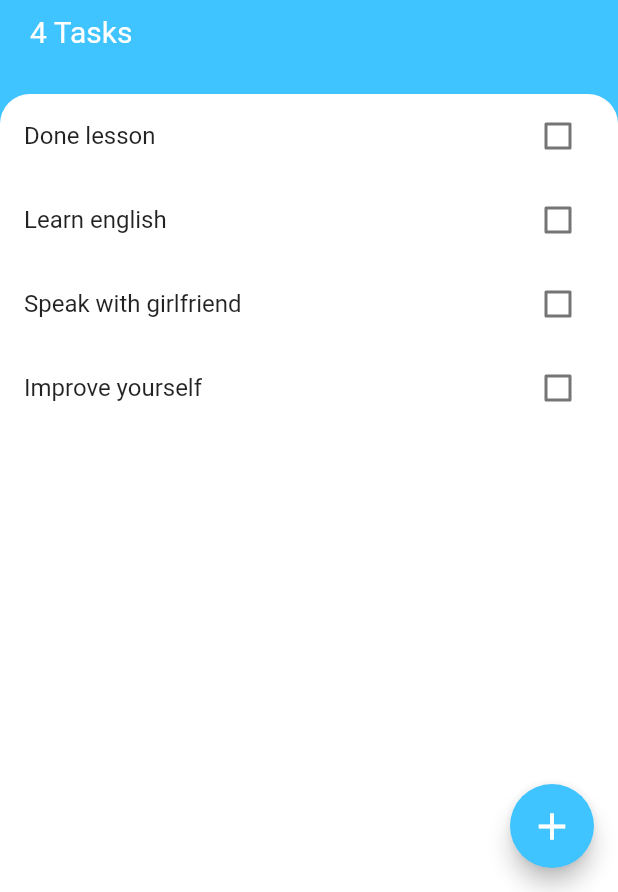
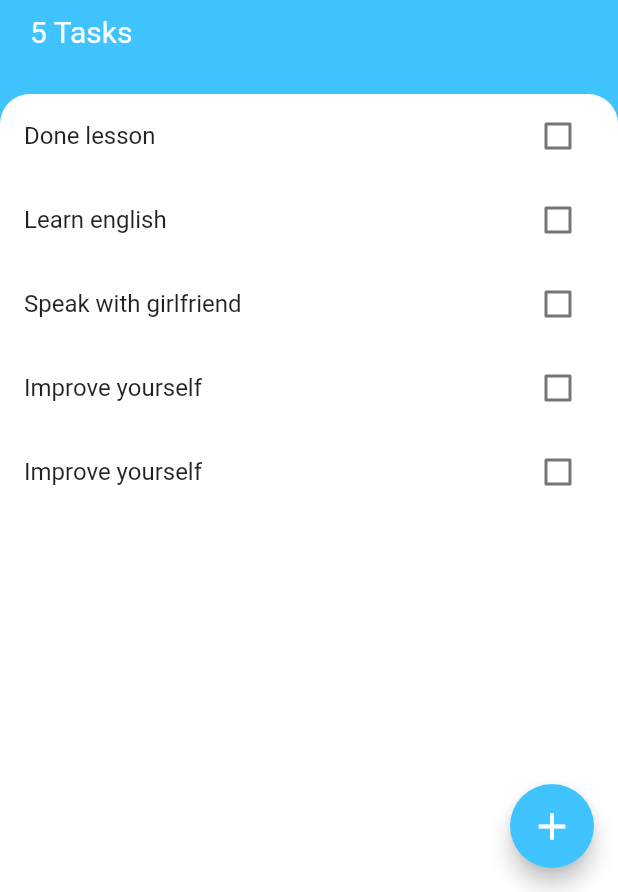
Before and after one commit to emreerkmen/todoey_flutter, a Flutter app: the screen it shows after launch, on a phone screen of 412 x 824 dp, the part 344-1236 px from its top. Run offline on Flutter 3.47's test engine with Material 2 defaults, Android fonts, the phone set to English and light mode, and no system bars.

```diff
--- a/lib/main.dart
+++ b/lib/main.dart
@@ -1,5 +1,7 @@
 import 'package:flutter/material.dart';
+import 'package:todoey_flutter/model/task_data.dart';
 import 'package:todoey_flutter/screens/tasks_screen.dart';
+import 'package:provider/provider.dart';
 
 void main() {
   runApp(MyApp());
@@ -8,8 +10,11 @@ void main() {
 class MyApp extends StatelessWidget {
   @override
   Widget build(BuildContext context) {
-    return MaterialApp(
-      home: TasksScreen(),
+    return ChangeNotifierProvider(
+      create: (context) => TaskData(),
+          child: MaterialApp(
+        home: TasksScreen(),
+      ),
     );
   }
 }
--- /dev/null
+++ b/lib/model/task_data.dart
@@ -0,0 +1,12 @@
+import 'package:flutter/foundation.dart';
+import 'package:todoey_flutter/model/task.dart';
+
+class TaskData extends ChangeNotifier {
+  final List<Task> tasks = [
+    Task(name: 'Done lesson'),
+    Task(name: 'Learn english'),
+    Task(name: 'Speak with girlfriend'),
+    Task(name: 'Improve yourself'),
+    Task(name: 'Improve yourself'),
+  ];
+}
--- a/lib/screens/tasks_screen.dart
+++ b/lib/screens/tasks_screen.dart
@@ -1,22 +1,11 @@
 import 'package:flutter/cupertino.dart';
 import 'package:flutter/material.dart';
-import 'package:todoey_flutter/model/task.dart';
+import 'package:todoey_flutter/model/task_data.dart';
 import 'package:todoey_flutter/widgets/tasks_list.dart';
+import 'package:todoey_flutter/screens/add_task_screen.dart';
+import 'package:provider/provider.dart';
 
-import 'package:todoey_flutter/screens/add_task_screen.dart';
-
-class TasksScreen extends StatefulWidget {
-  @override
-  _TasksScreenState createState() => _TasksScreenState();
-}
-
-class _TasksScreenState extends State<TasksScreen> {
-  final List<Task> tasks = [
-    Task(name: 'Done lesson'),
-    Task(name: 'Learn english'),
-    Task(name: 'Speak with girlfriend'),
-    Task(name: 'Improve yourself'),
-  ];
+class TasksScreen extends StatelessWidget {
 
   @override
   Widget build(BuildContext context) {
@@ -28,9 +17,9 @@ class _TasksScreenState extends State<TasksScreen> {
             context: context,
             builder: (context) => AddTaskScreen(
               addTaskCallback: (newTaskTitle) {
-                setState(() {
-                  tasks.add(Task(name: newTaskTitle));
-                });
+                // setState(() {
+                //   context.watch<TaskData>().tasks.add(Task(name: newTaskTitle));
+                // });
                 Navigator.pop(context);
               },
             ),
@@ -75,7 +64,7 @@ class _TasksScreenState extends State<TasksScreen> {
                   height: 10.0,
                 ),
                 Text(
-                  '${tasks.length} Tasks',
+                  '${context.watch<TaskData>().tasks.length} Tasks',
                   style: TextStyle(color: Colors.white, fontSize: 20.0),
                 ),
               ],
@@ -92,7 +81,7 @@ class _TasksScreenState extends State<TasksScreen> {
                   topRight: Radius.circular(20.0),
                 ),
               ),
-              child: TasksList(tasks: tasks),
+              child: TasksList(),
             ),
           ),
         ],
--- a/lib/widgets/tasks_list.dart
+++ b/lib/widgets/tasks_list.dart
@@ -1,32 +1,24 @@
 import 'package:flutter/material.dart';
-import 'package:todoey_flutter/model/task.dart';
 import 'package:todoey_flutter/widgets/task_tile.dart';
+import 'package:provider/provider.dart';
+import 'package:todoey_flutter/model/task_data.dart';
 
-class TasksList extends StatefulWidget {
-  TasksList({this.tasks});
-
-  final List<Task> tasks;
-
-  @override
-  _TasksListState createState() => _TasksListState();
-}
-
-class _TasksListState extends State<TasksList> {
+class TasksList extends StatelessWidget {
   @override
   Widget build(BuildContext context) {
     return ListView.builder(
       itemBuilder: (context, index) {
         return TaskTitle(
-          taskTitle: widget.tasks[index].name,
-          isChecked: widget.tasks[index].isDone,
+          taskTitle: context.watch<TaskData>().tasks[index].name,
+          isChecked: context.watch<TaskData>().tasks[index].isDone,
           checkboxCallback: (checkboxState) {
-            setState(() {
-              widget.tasks[index].toggleDone();
-            });
+            // setState(() {
+            //   widget.tasks[index].toggleDone();
+            // });
           },
         );
       },
-      itemCount: widget.tasks.length,
+      itemCount: context.watch<TaskData>().tasks.length,
     );
   }
 }
--- a/pubspec.yaml
+++ b/pubspec.yaml
@@ -28,6 +28,7 @@ dependencies:
   # The following adds the Cupertino Icons font to your application.
   # Use with the CupertinoIcons class for iOS style icons.
   cupertino_icons: ^0.1.3
+  provider: ^4.1.3
 
 dev_dependencies:
   flutter_test:
```
Also changed, not shown: pubspec.lock.
